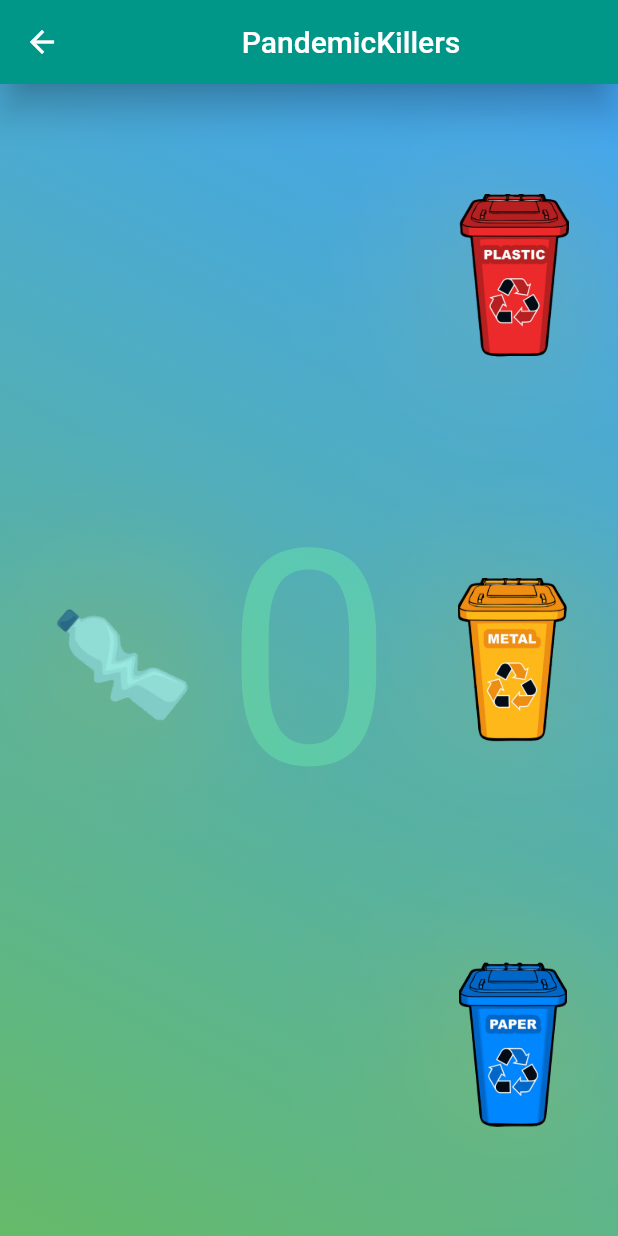
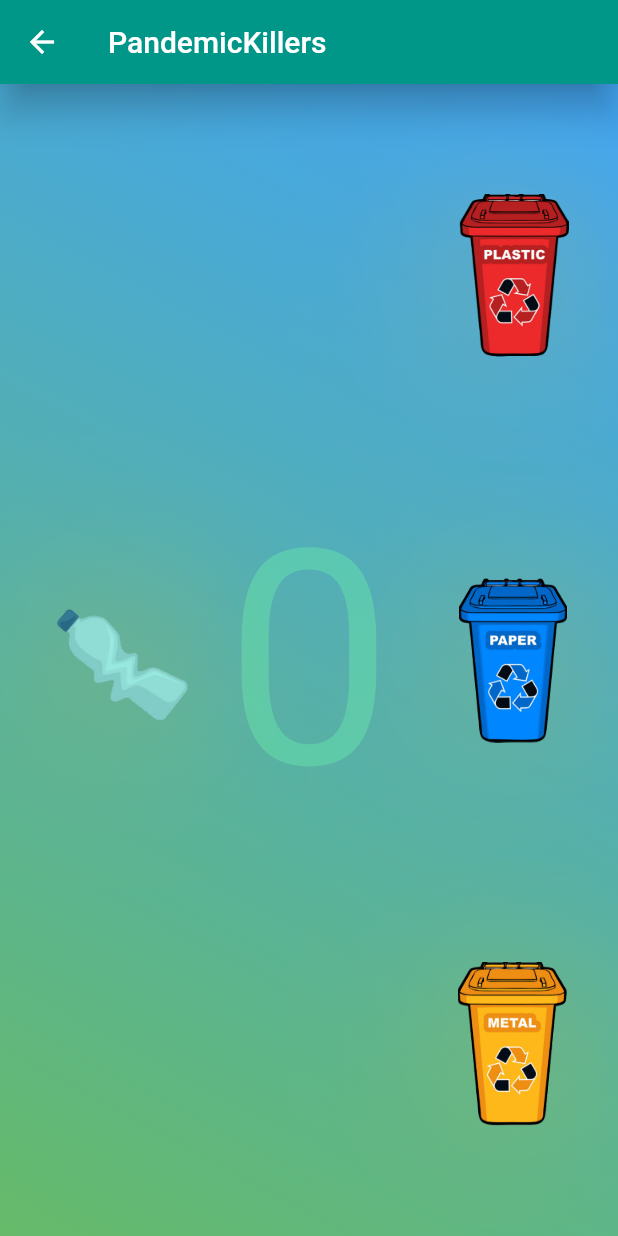
Before and after one commit to Erkanerkisi/Recycle-Earth, a Flutter app: the HomePage screen opened directly, on a phone screen of 412 x 824 dp. Run offline on Flutter 3.47's test engine with Material 2 defaults, Android fonts, the light colour scheme and no system bars; our stand-ins replace audioplayers.

Commit message:
centerize

```diff
--- a/lib/home.dart
+++ b/lib/home.dart
@@ -80,7 +80,7 @@ class _HomePageState extends State<HomePage> {
   Widget build(BuildContext context) {
     return Scaffold(
       appBar: AppBar(
-        title: Center(child: Text("PandemicKillers")),
+        title: Text("PandemicKillers"),
         backgroundColor: Colors.teal,
         elevation: 10,
       ),
--- a/lib/match_generator.dart
+++ b/lib/match_generator.dart
@@ -168,7 +168,9 @@ class MatchGenerator {
   final _random = new Random();
 
   Match getRandomMatch() {
-    return mockData[_random.nextInt(mockData.length)];
+    Match match = mockData[_random.nextInt(mockData.length)];
+    match.options.shuffle();
+    return match;
   }
 }
 
```
